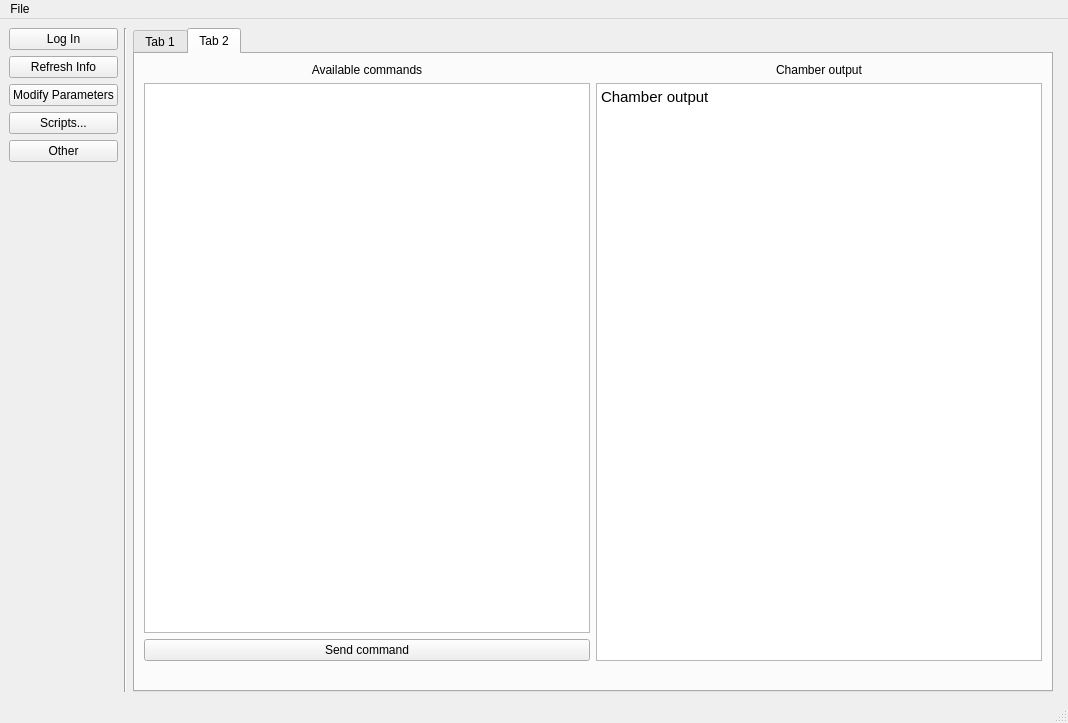
dawidwojdylak/climatic-chamber-system, file PC/MainWindow.ui: the form before one commit.
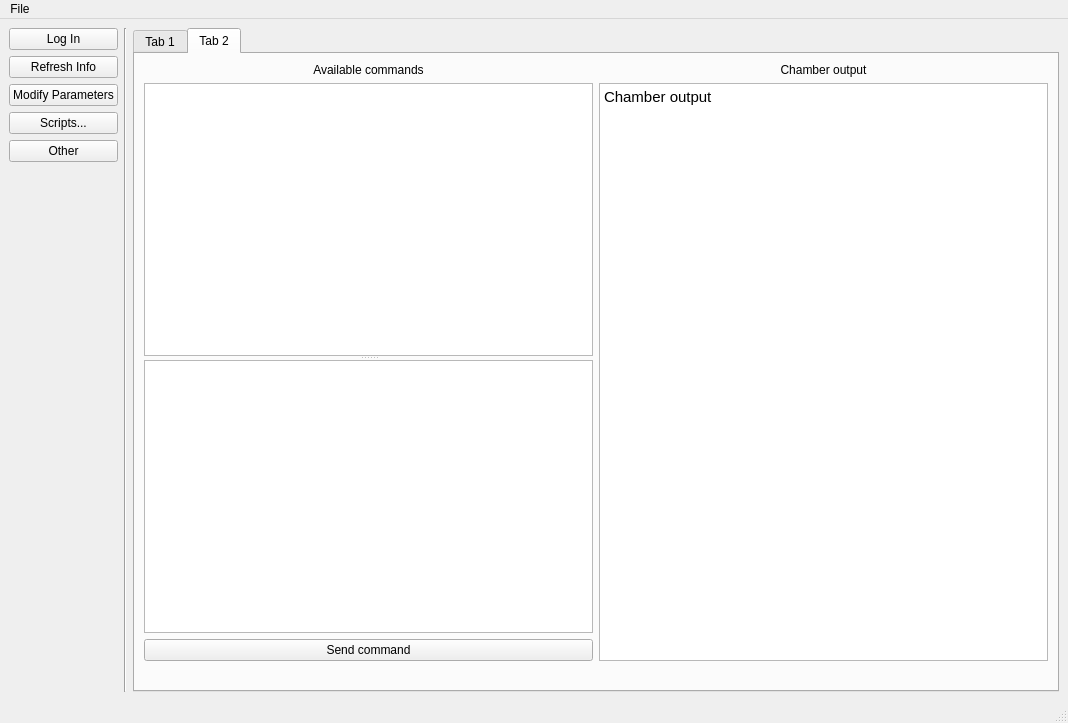
The form after the commit.

Commit message: Implement inserting command values by user

```diff
--- a/PC/MainWindow.ui
+++ b/PC/MainWindow.ui
@@ -102,11 +102,11 @@
          <attribute name="title">
           <string>Tab 2</string>
          </attribute>
-         <layout class="QVBoxLayout" name="verticalLayout_2">
-          <item>
-           <layout class="QHBoxLayout" name="horizontalLayout_2">
+         <layout class="QGridLayout" name="gridLayout_2">
+          <item row="0" column="0">
+           <layout class="QHBoxLayout" name="horizontalLayout_3">
             <item>
-             <layout class="QVBoxLayout" name="verticalLayout_3">
+             <layout class="QVBoxLayout" name="verticalLayout_2">
               <item>
                <widget class="QLabel" name="label">
                 <property name="autoFillBackground">
@@ -124,7 +124,39 @@
                </widget>
               </item>
               <item>
-               <widget class="QListWidget" name="listWidget_commandList"/>
+               <widget class="QSplitter" name="splitter">
+                <property name="sizePolicy">
+                 <sizepolicy hsizetype="Preferred" vsizetype="Expanding">
+                  <horstretch>0</horstretch>
+                  <verstretch>1</verstretch>
+                 </sizepolicy>
+                </property>
+                <property name="orientation">
+                 <enum>Qt::Vertical</enum>
+                </property>
+                <widget class="QListWidget" name="listWidget_commandList">
+                 <property name="sizePolicy">
+                  <sizepolicy hsizetype="Expanding" vsizetype="Expanding">
+                   <horstretch>2</horstretch>
+                   <verstretch>0</verstretch>
+                  </sizepolicy>
+                 </property>
+                </widget>
+                <widget class="QTableWidget" name="tableWidget_userValue">
+                 <property name="sizePolicy">
+                  <sizepolicy hsizetype="Expanding" vsizetype="Expanding">
+                   <horstretch>1</horstretch>
+                   <verstretch>0</verstretch>
+                  </sizepolicy>
+                 </property>
+                 <property name="maximumSize">
+                  <size>
+                   <width>16777215</width>
+                   <height>500</height>
+                  </size>
+                 </property>
+                </widget>
+               </widget>
               </item>
               <item>
                <widget class="QPushButton" name="pushButton_sendCommand">
@@ -198,13 +230,6 @@
         </widget>
        </widget>
       </item>
-      <item>
-       <layout class="QVBoxLayout" name="verticalLayout_ChamberWidget">
-        <item>
-         <widget class="QWidget" name="DummyWidget" native="true"/>
-        </item>
-       </layout>
-      </item>
      </layout>
     </item>
    </layout>
```
The commit also changes 7 other files.
